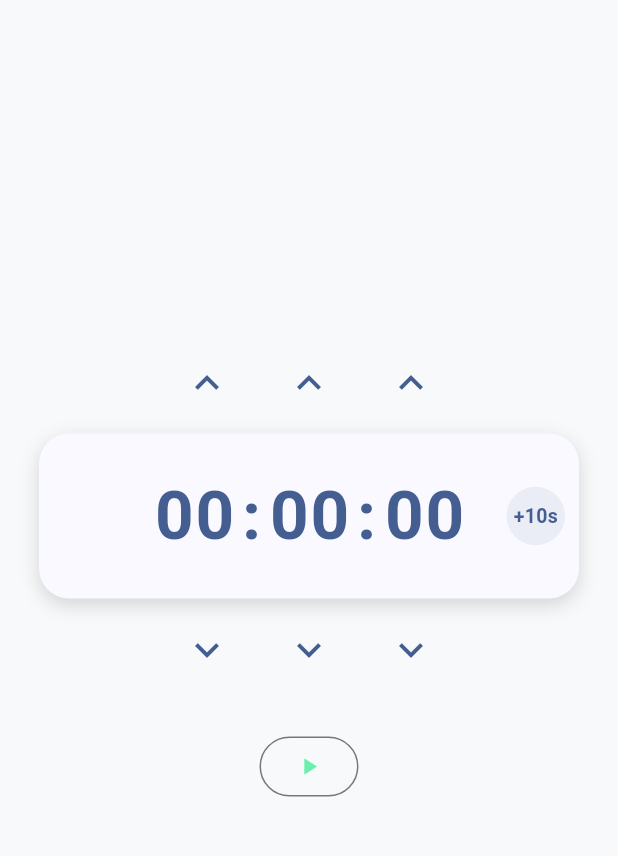
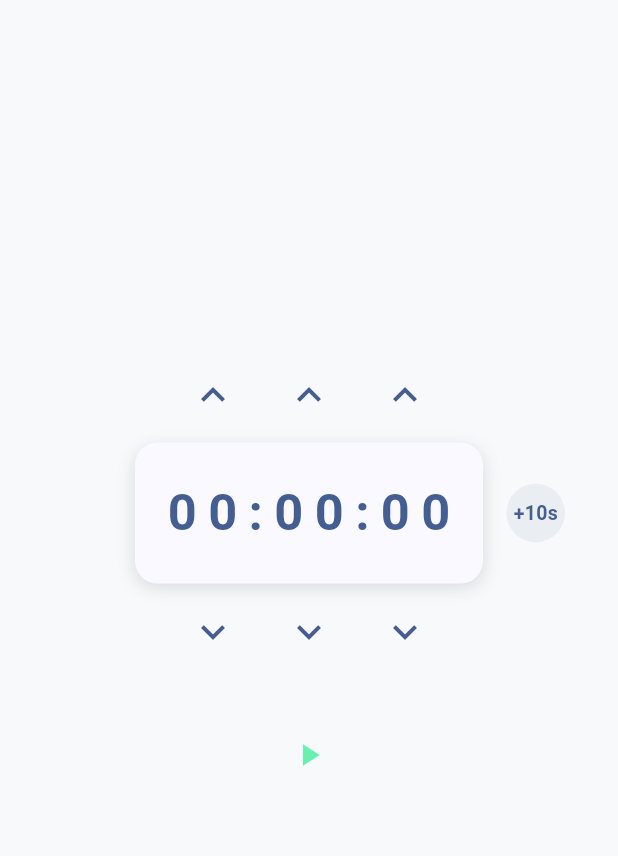
Before and after one commit to JoonWD/custom-timer, a Flutter app: the screen it shows after launch, on a phone screen of 412 x 824 dp, the part 84-940 px from its top. Run offline on Flutter 3.47's test engine with Material 3 defaults, Android fonts, the phone set to English and light mode, and no system bars; our stand-ins replace audioplayers, shared_preferences; missing offline and left inert: window_manager.

Commit message:
Release v1.0.0 - ChronoSync stable UI, responsive layout, settings and audio system

```diff
--- a/lib/core/timer_engine.dart
+++ b/lib/core/timer_engine.dart
@@ -35,20 +35,14 @@ class TimerEngine {
   // =========================
 
   String get formattedTime {
-    final hours = _currentDuration.inHours.toString().padLeft(2, '0');
-    final minutes = (_currentDuration.inMinutes % 60).toString().padLeft(
-      2,
-      '0',
-    );
-    final seconds = (_currentDuration.inSeconds % 60).toString().padLeft(
-      2,
-      '0',
-    );
-    return '$hours:$minutes:$seconds';
+    final h = _currentDuration.inHours.toString().padLeft(2, '0');
+    final m = (_currentDuration.inMinutes % 60).toString().padLeft(2, '0');
+    final s = (_currentDuration.inSeconds % 60).toString().padLeft(2, '0');
+    return '$h:$m:$s';
   }
 
   // =========================
-  // CONTROL
+  // CONTROL PRINCIPAL
   // =========================
 
   void start() {
@@ -59,9 +53,10 @@ class TimerEngine {
     _endTime = DateTime.now().add(_currentDuration);
 
     _ticker?.cancel();
-    _ticker = Timer.periodic(const Duration(milliseconds: 50), (_) {
-      _updateTime();
-    });
+    _ticker = Timer.periodic(
+      const Duration(milliseconds: 100), // suficiente precisión, menos consumo
+      (_) => _updateTime(),
+    );
 
     onTick();
   }
@@ -69,7 +64,7 @@ class TimerEngine {
   void pause() {
     if (_status != TimerStatus.running) return;
 
-    _updateTime();
+    _updateTime(); // congelar exacto
     _ticker?.cancel();
     _status = TimerStatus.paused;
     onTick();
@@ -93,11 +88,14 @@ class TimerEngine {
     _currentDuration = Duration.zero;
     _initialDuration = Duration.zero;
     _status = TimerStatus.idle;
+    _endTime = null;
 
     onTick();
   }
 
   void _finish() {
+    if (_status == TimerStatus.finished) return; // protección doble trigger
+
     _ticker?.cancel();
     _currentDuration = Duration.zero;
     _status = TimerStatus.finished;
@@ -141,11 +139,11 @@ class TimerEngine {
   }
 
   void _applyAdjustment(Duration delta) {
-    _currentDuration += delta;
-    if (_currentDuration.isNegative) {
-      _currentDuration = Duration.zero;
-    }
+    final updated = _currentDuration + delta;
+
+    _currentDuration = updated.isNegative ? Duration.zero : updated;
     _initialDuration = _currentDuration;
+
     onTick();
   }
 
@@ -155,5 +153,6 @@ class TimerEngine {
 
   void dispose() {
     _ticker?.cancel();
+    UISounds.stopAlarm();
   }
 }
--- a/lib/ui/home_screen.dart
+++ b/lib/ui/home_screen.dart
@@ -6,7 +6,6 @@ import '../widgets/circular_timer.dart';
 import '../widgets/animated_action_button.dart';
 import '../widgets/quick_adjust_button.dart';
 import '../core/ui_sounds.dart';
-import '../core/settings_controller.dart';
 import 'settings_screen.dart';
 
 class HomeScreen extends StatefulWidget {
@@ -18,15 +17,11 @@ class HomeScreen extends StatefulWidget {
 
 class _HomeScreenState extends State<HomeScreen> {
   late final TimerEngine engine;
-  late final SettingsController settings;
 
   @override
   void initState() {
     super.initState();
     engine = TimerEngine(onTick: () => setState(() {}));
-
-    settings = SettingsController();
-    settings.load();
   }
 
   @override
@@ -35,12 +30,7 @@ class _HomeScreenState extends State<HomeScreen> {
     super.dispose();
   }
 
-  // =========================
-  // CONTROLES DINÁMICOS
-  // =========================
-
   Widget _buildControls() {
-    // Finished → solo botón Stop
     if (engine.isFinished) {
       return AnimatedActionButton(
         icon: Icons.stop,
@@ -53,7 +43,6 @@ class _HomeScreenState extends State<HomeScreen> {
       );
     }
 
-    // Running → Pause + Reset
     if (engine.isRunning) {
       return Row(
         mainAxisAlignment: MainAxisAlignment.center,
@@ -61,7 +50,6 @@ class _HomeScreenState extends State<HomeScreen> {
           AnimatedActionButton(
             icon: Icons.pause,
             foregroundColor: Colors.blueAccent,
-            isCircle: false,
             onPressed: () {
               engine.pause();
               UISounds.click();
@@ -71,7 +59,6 @@ class _HomeScreenState extends State<HomeScreen> {
           AnimatedActionButton(
             icon: Icons.restart_alt,
             foregroundColor: Colors.redAccent,
-            isCircle: false,
             onPressed: () {
               engine.reset();
               UISounds.click();
@@ -81,7 +68,6 @@ class _HomeScreenState extends State<HomeScreen> {
       );
     }
 
-    // Paused → Resume + Reset
     if (engine.isPaused) {
       return Row(
         mainAxisAlignment: MainAxisAlignment.center,
@@ -89,7 +75,6 @@ class _HomeScreenState extends State<HomeScreen> {
           AnimatedActionButton(
             icon: Icons.play_arrow,
             foregroundColor: Colors.greenAccent,
-            isCircle: false,
             onPressed: () {
               engine.start();
               UISounds.yet();
@@ -99,7 +84,6 @@ class _HomeScreenState extends State<HomeScreen> {
           AnimatedActionButton(
             icon: Icons.restart_alt,
             foregroundColor: Colors.redAccent,
-            isCircle: false,
             onPressed: () {
               engine.reset();
               UISounds.click();
@@ -109,11 +93,9 @@ class _HomeScreenState extends State<HomeScreen> {
       );
     }
 
-    // Idle → solo Play
     return AnimatedActionButton(
       icon: Icons.play_arrow,
       foregroundColor: Colors.greenAccent,
-      isCircle: false,
       onPressed: () {
         engine.start();
         UISounds.yet();
@@ -121,13 +103,9 @@ class _HomeScreenState extends State<HomeScreen> {
     );
   }
 
-  // =========================
-  // UI PRINCIPAL
-  // =========================
-
   @override
   Widget build(BuildContext context) {
-    final bool showRunningView =
+    final showRunningView =
         engine.isRunning || engine.isPaused || engine.isFinished;
 
     return Scaffold(
@@ -146,13 +124,7 @@ class _HomeScreenState extends State<HomeScreen> {
       ),
       body: Center(
         child: AnimatedSwitcher(
-          duration: const Duration(milliseconds: 350),
-          transitionBuilder: (child, animation) {
-            return FadeTransition(
-              opacity: animation,
-              child: ScaleTransition(scale: animation, child: child),
-            );
-          },
+          duration: const Duration(milliseconds: 300),
           child: showRunningView ? _buildRunningView() : _buildEditView(),
         ),
       ),
@@ -160,7 +132,7 @@ class _HomeScreenState extends State<HomeScreen> {
   }
 
   // =========================
-  // EDIT VIEW
+  // EDIT VIEW — mantiene TimerDisplay + alineación perfecta
   // =========================
 
   Widget _buildEditView() {
@@ -168,50 +140,29 @@ class _HomeScreenState extends State<HomeScreen> {
       key: const ValueKey('edit'),
       mainAxisAlignment: MainAxisAlignment.center,
       children: [
-        // + + +
+        SizedBox(
+          width: 360,
+          child: Column(
+            children: [
+              // ↑ Botones arriba perfectamente alineados
               Row(
                 mainAxisAlignment: MainAxisAlignment.center,
                 children: [
-            TimeAdjusterColumn(
-              label: 'H',
-              mode: AdjusterMode.increment,
-              onPressed: () {
-                UISounds.tap();
-                engine.addHours(1);
-              },
-            ),
-            const SizedBox(width: 24),
-            TimeAdjusterColumn(
-              label: 'M',
-              mode: AdjusterMode.increment,
-              onPressed: () {
-                UISounds.tap();
-                engine.addMinutes(1);
-              },
-            ),
-            const SizedBox(width: 24),
-            TimeAdjusterColumn(
-              label: 'S',
-              mode: AdjusterMode.increment,
-              onPressed: () {
-                UISounds.tap();
-                engine.addSeconds(1);
-              },
-            ),
+                  _incButton('H', () => engine.addHours(1)),
+                  const SizedBox(width: 16),
+                  _incButton('M', () => engine.addMinutes(1)),
+                  const SizedBox(width: 16),
+                  _incButton('S', () => engine.addSeconds(1)),
                 ],
               ),
 
-        const SizedBox(height: 12),
+              const SizedBox(height: 8),
 
-        SizedBox(
-          width: 360,
-          child: Stack(
-            clipBehavior: Clip.none,
+              // Timer con +10s flotante
+              Stack(
                 alignment: Alignment.center,
                 children: [
                   TimerDisplay(time: engine.formattedTime),
-
-              // Botón flotante +10s
                   Positioned(
                     right: 0,
                     child: QuickAdjustButton(
@@ -224,47 +175,53 @@ class _HomeScreenState extends State<HomeScreen> {
                   ),
                 ],
               ),
-        ),
 
-        const SizedBox(height: 12),
+              const SizedBox(height: 8),
 
-        // - - -
+              // ↓ Botones abajo perfectamente alineados
               Row(
                 mainAxisAlignment: MainAxisAlignment.center,
                 children: [
-            TimeAdjusterColumn(
-              label: 'H',
+                  _decButton('H', () => engine.addHours(-1)),
+                  const SizedBox(width: 16),
+                  _decButton('M', () => engine.addMinutes(-1)),
+                  const SizedBox(width: 16),
+                  _decButton('S', () => engine.addSeconds(-1)),
+                ],
+              ),
+            ],
+          ),
+        ),
+
+        const SizedBox(height: 32),
+        _buildControls(),
+      ],
+    );
+  }
+
+  Widget _incButton(String label, VoidCallback onTap) {
+    return Center(
+      child: TimeAdjusterColumn(
+        label: label,
+        mode: AdjusterMode.increment,
+        onPressed: () {
+          UISounds.tap();
+          onTap();
+        },
+      ),
+    );
+  }
+
+  Widget _decButton(String label, VoidCallback onTap) {
+    return Center(
+      child: TimeAdjusterColumn(
+        label: label,
         mode: AdjusterMode.decrement,
         onPressed: () {
           UISounds.tap();
-                engine.addHours(-1);
+          onTap();
         },
       ),
-            const SizedBox(width: 24),
-            TimeAdjusterColumn(
-              label: 'M',
-              mode: AdjusterMode.decrement,
-              onPressed: () {
-                UISounds.tap();
-                engine.addMinutes(-1);
-              },
-            ),
-            const SizedBox(width: 24),
-            TimeAdjusterColumn(
-              label: 'S',
-              mode: AdjusterMode.decrement,
-              onPressed: () {
-                UISounds.tap();
-                engine.addSeconds(-1);
-              },
-            ),
-          ],
-        ),
-
-        const SizedBox(height: 32),
-
-        _buildControls(),
-      ],
     );
   }
 
@@ -283,7 +240,6 @@ class _HomeScreenState extends State<HomeScreen> {
           isRunning: engine.isRunning,
           isFinished: engine.isFinished,
         ),
-
         const SizedBox(height: 32),
         _buildControls(),
       ],
--- a/lib/widgets/animated_action_button.dart
+++ b/lib/widgets/animated_action_button.dart
@@ -15,7 +15,7 @@ class AnimatedActionButton extends StatefulWidget {
     this.child,
     required this.foregroundColor,
     this.isCircle = false,
-  }): assert(icon != null || child != null, 'Debe haber icon o child');
+  }) : assert(icon != null || child != null, 'Debe haber icon o child');
 
   @override
   State<AnimatedActionButton> createState() => _AnimatedActionButtonState();
@@ -23,21 +23,23 @@ class AnimatedActionButton extends StatefulWidget {
 
 class _AnimatedActionButtonState extends State<AnimatedActionButton>
     with SingleTickerProviderStateMixin {
-  late AnimationController _controller;
-  late Animation<double> _scaleAnimation;
+  late final AnimationController _controller;
+  late final Animation<double> _scale;
+
+  bool _busy = false;
 
   @override
   void initState() {
     super.initState();
+
     _controller = AnimationController(
-      duration: const Duration(milliseconds: 150),
       vsync: this,
+      duration: const Duration(milliseconds: 110),
     );
 
-    _scaleAnimation = Tween<double>(
-      begin: 1.0,
-      end: 0.85,
-    ).animate(CurvedAnimation(parent: _controller, curve: Curves.easeInOut));
+    _scale = Tween(begin: 1.0, end: 0.9).animate(
+      CurvedAnimation(parent: _controller, curve: Curves.easeOutCubic),
+    );
   }
 
   @override
@@ -46,46 +48,49 @@ class _AnimatedActionButtonState extends State<AnimatedActionButton>
     super.dispose();
   }
 
-  //No vemos todas las animaciones. solo pausa pero sin await
-  void _handlePress() {
+  void _handleTap() {
+    if (_busy) return;
+    _busy = true;
+
+    _controller.forward().then((_) {
+      if (!mounted) return;
+      _controller.reverse();
+    });
+
     HapticFeedback.mediumImpact();
     widget.onPressed();
 
-    _controller.forward().then((_) {
-      if (mounted) _controller.reverse();
+    Future.delayed(const Duration(milliseconds: 160), () {
+      _busy = false;
     });
   }
 
-  //Vemos todas las animaciones pero crea muchos awaits
-
-  /*   Future<void> _handlePress() async {
-    await _controller.forward();
-    await _controller.reverse();
-    await HapticFeedback.mediumImpact();
-    widget.onPressed();
-  } */
-
   @override
   Widget build(BuildContext context) {
+    final shape = widget.isCircle
+        ? const CircleBorder()
+        : RoundedRectangleBorder(borderRadius: BorderRadius.circular(14));
+
     return ScaleTransition(
-      scale: _scaleAnimation,
-      child: widget.isCircle
-          ? OutlinedButton(
-              onPressed: _handlePress,
-              style: OutlinedButton.styleFrom(
-                foregroundColor: widget.foregroundColor,
-                shape: const CircleBorder(),
-                padding: const EdgeInsets.all(22),
-              ),
-              child: Icon(widget.icon),
-            )
-          : OutlinedButton(
-              onPressed: _handlePress,
-              style: OutlinedButton.styleFrom(
-                foregroundColor: widget.foregroundColor,
-              ),
-              child: Icon(widget.icon),
-            ),
+      scale: _scale,
+      child: Material(
+        color: Colors.transparent,
+        shape: shape,
+        child: InkWell(
+          customBorder: shape,
+          onTap: _handleTap,
+          child: Padding(
+            padding: widget.isCircle
+                ? const EdgeInsets.all(22)
+                : const EdgeInsets.symmetric(horizontal: 22, vertical: 14),
+            child: widget.child ??
+                Icon(
+                  widget.icon,
+                  color: widget.foregroundColor,
+                ),
+          ),
+        ),
+      ),
     );
   }
 }
--- a/lib/widgets/animated_icon_button.dart
+++ b/lib/widgets/animated_icon_button.dart
@@ -22,11 +22,13 @@ class AnimatedIconButton extends StatefulWidget {
 
 class _AnimatedIconButtonState extends State<AnimatedIconButton>
     with SingleTickerProviderStateMixin {
-  late AnimationController _controller;
-  late Animation<double> _scale;
+  late final AnimationController _controller;
+  late final Animation<double> _scale;
 
   Timer? _repeatTimer;
   Duration _currentInterval = const Duration(milliseconds: 300);
+
+  bool _disposed = false;
 
   @override
   void initState() {
@@ -37,48 +39,53 @@ class _AnimatedIconButtonState extends State<AnimatedIconButton>
       duration: const Duration(milliseconds: 120),
     );
 
-    _scale = Tween(begin: 1.0, end: 0.86).animate(
-      CurvedAnimation(parent: _controller, curve: Curves.easeOut),
-    );
+    _scale = Tween(
+      begin: 1.0,
+      end: 0.88,
+    ).animate(CurvedAnimation(parent: _controller, curve: Curves.easeOutCubic));
   }
 
   @override
   void dispose() {
+    _disposed = true;
     _repeatTimer?.cancel();
     _controller.dispose();
     super.dispose();
   }
 
-  // --- Animación segura sin await bug ---
   void _animateTap() {
-    if (_controller.isAnimating) return;
+    if (_controller.isAnimating || _disposed) return;
 
     _controller.forward().then((_) {
       if (mounted) _controller.reverse();
     });
   }
 
-  // --- Tap normal ---
   void _handleTap() {
     _animateTap();
     HapticFeedback.lightImpact();
     widget.onPressed();
   }
 
-  // --- Long press inicio (estilo iOS) ---
   void _startAutoRepeat() {
+    if (_disposed) return;
+
     _currentInterval = const Duration(milliseconds: 300);
+    _repeatTimer?.cancel();
 
-    _repeatTimer?.cancel();
     _repeatTimer = Timer.periodic(_currentInterval, (timer) {
+      if (_disposed) {
+        timer.cancel();
+        return;
+      }
+
       widget.onPressed();
       HapticFeedback.lightImpact();
       _animateTap();
 
-      // Aceleración progresiva
-      if (_currentInterval.inMilliseconds > 60) {
+      if (_currentInterval.inMilliseconds > 80) {
         _currentInterval = Duration(
-          milliseconds: (_currentInterval.inMilliseconds * 0.85).round(),
+          milliseconds: (_currentInterval.inMilliseconds * 0.88).round(),
         );
         timer.cancel();
         _startAutoRepeat();
@@ -95,6 +102,8 @@ class _AnimatedIconButtonState extends State<AnimatedIconButton>
   Widget build(BuildContext context) {
     return ScaleTransition(
       scale: _scale,
+      child: ConstrainedBox(
+        constraints: const BoxConstraints(minWidth: 48, minHeight: 48),
         child: Material(
           color: Colors.transparent,
           shape: const CircleBorder(),
@@ -104,12 +113,8 @@ class _AnimatedIconButtonState extends State<AnimatedIconButton>
             onLongPressStart: (_) => _startAutoRepeat(),
             onLongPressEnd: (_) => _stopAutoRepeat(),
             onLongPressCancel: _stopAutoRepeat,
-          child: Padding(
-            padding: const EdgeInsets.all(6),
-            child: Icon(
-              widget.icon,
-              size: widget.size,
-              color: widget.color,
+            child: Center(
+              child: Icon(widget.icon, size: widget.size, color: widget.color),
             ),
           ),
         ),
--- a/lib/widgets/time_adjuster_column.dart
+++ b/lib/widgets/time_adjuster_column.dart
@@ -19,20 +19,32 @@ class TimeAdjusterColumn extends StatelessWidget {
   Widget build(BuildContext context) {
     final theme = Theme.of(context);
 
-    final icon = mode == AdjusterMode.increment
+    final isIncrement = mode == AdjusterMode.increment;
+
+    final icon = isIncrement
         ? Icons.keyboard_arrow_up
         : Icons.keyboard_arrow_down;
 
-    final tooltip = mode == AdjusterMode.increment
-        ? '+ $label'
-        : '- $label';
+    final semanticLabel = isIncrement
+        ? 'Increase $label'
+        : 'Decrease $label';
 
-    return Tooltip(
-      message: tooltip,
-      child: AnimatedIconButton(
-        icon: icon,
-        color: theme.colorScheme.primary,
-        onPressed: onPressed,
+    return Semantics(
+      button: true,
+      label: semanticLabel,
+      child: Tooltip(
+        message: semanticLabel,
+        child: ConstrainedBox(
+          constraints: const BoxConstraints(
+            minWidth: 48,
+            minHeight: 48,
+          ),
+          child: AnimatedIconButton(
+            icon: icon,
+            color: theme.colorScheme.primary,
+            onPressed: onPressed,
+          ),
+        ),
       ),
     );
   }
--- a/lib/widgets/timer_display.dart
+++ b/lib/widgets/timer_display.dart
@@ -13,34 +13,48 @@ class TimerDisplay extends StatelessWidget {
   Widget build(BuildContext context) {
     final theme = Theme.of(context);
 
+    return LayoutBuilder(
+      builder: (context, constraints) {
+        final width = constraints.maxWidth;
+
+        // Escalado progresivo controlado
+        final scale = (width / 500).clamp(0.75, 1.2);
+
         final textStyle = theme.textTheme.displayMedium?.copyWith(
           fontWeight: FontWeight.bold,
-      letterSpacing: 2,
+          letterSpacing: 2 * scale,
+          fontSize: (theme.textTheme.displayMedium?.fontSize ?? 48) * scale,
           color: theme.colorScheme.primary,
         );
 
-    return Container(
-      padding: const EdgeInsets.symmetric(
-        horizontal: 32,
-        vertical: 20,
+        final horizontalPadding = 24 * scale;
+        final verticalPadding = 16 * scale;
+        final borderRadius = 20 * scale;
+
+        return Center(
+          child: Container(
+            padding: EdgeInsets.symmetric(
+              horizontal: horizontalPadding,
+              vertical: verticalPadding,
             ),
             decoration: BoxDecoration(
-        borderRadius: BorderRadius.circular(20),
+              borderRadius: BorderRadius.circular(borderRadius),
               color: theme.colorScheme.surface,
               boxShadow: [
                 BoxShadow(
-            color: theme.shadowColor.withOpacity(0.15),
-            blurRadius: 10,
-            offset: const Offset(0, 4),
+                  color: theme.shadowColor.withOpacity(0.12),
+                  blurRadius: 12 * scale,
+                  offset: Offset(0, 4 * scale),
                 ),
               ],
             ),
             child: Row(
+              mainAxisSize: MainAxisSize.min,
               mainAxisAlignment: MainAxisAlignment.center,
               children: time.split('').map((char) {
                 if (char == ':') {
                   return Padding(
-              padding: const EdgeInsets.symmetric(horizontal: 4),
+                    padding: EdgeInsets.symmetric(horizontal: 4 * scale),
                     child: Text(':', style: textStyle),
                   );
                 }
@@ -51,6 +65,9 @@ class TimerDisplay extends StatelessWidget {
                 );
               }).toList(),
             ),
+          ),
+        );
+      },
     );
   }
 }
```
Also changed, not shown: lib/main.dart (+23 -4 lines), lib/widgets/circular_timer.dart (+44 -41 lines), pubspec.yaml (+7 -4 lines), pubspec.lock, 8 other files. Lines whose indentation alone changed are shown as unchanged.
